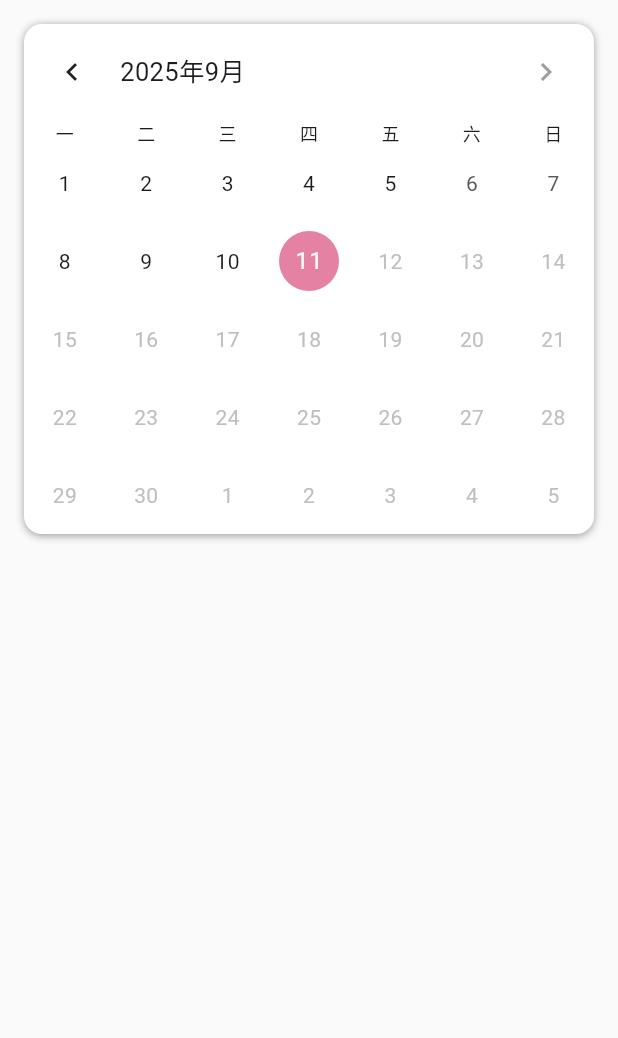
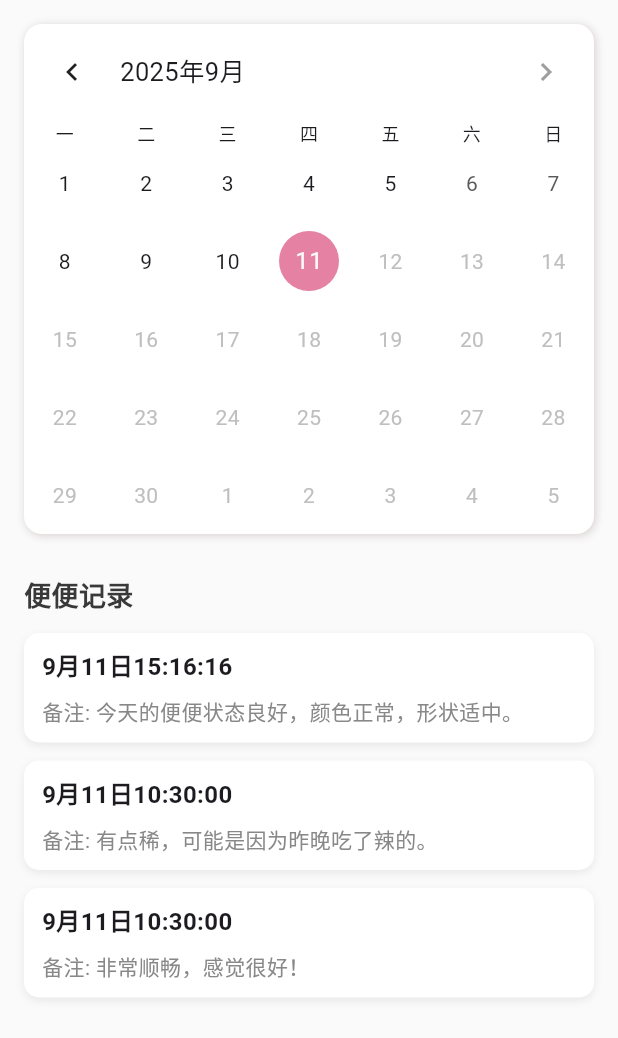
Before and after one commit to kirarin126/kirarin_diary, a Flutter app: the HomeCalendar screen opened directly, on a phone screen of 412 x 824 dp. Shown: the top 1038 px of the screen. Run offline on Flutter 3.47's test engine with Material 3 defaults, Android fonts, the phone set to English and light mode, and no system bars; drawn by our look-alikes of table_calendar; our stand-ins replace dio; network calls fail.

Commit message:
feature:新增便便记录;

```diff
--- a/lib/pages/home_calendar.dart
+++ b/lib/pages/home_calendar.dart
@@ -3,9 +3,6 @@ import 'package:table_calendar/table_calendar.dart';
 
 class HomeCalendar extends StatefulWidget {
   final String name;
-
-  // 1. 添加 'const' 到构造函数声明
-  // 2. 使用 'super.key' 简化语法
   const HomeCalendar({super.key, required this.name});
 
   @override
@@ -15,11 +12,25 @@ class HomeCalendar extends StatefulWidget {
 class _HomeCalendarState extends State<HomeCalendar> {
   late DateTime _focusedDay;
   late DateTime _selectedDay;
-  late DateTime _today; // 缓存今天的日期
+  late DateTime _today;
+
+  final List<Map<String, String>> records = [
+    {
+      'title': '9月11日15:16:16',
+      'note': '今天的便便状态良好，颜色正常，形状适中。',
+    },
+    {
+      'title': '9月11日10:30:00',
+      'note': '有点稀，可能是因为昨晚吃了辣的。'
+    },
+    {
+      'title': '9月11日10:30:00',
+      'note': '非常顺畅，感觉很好！'
+    },
+  ];
 
   DateTime get _lastDayOfMonth {
     final now = DateTime.now();
-    // DateTime(year, month + 1, 0) 是一个获取某月最后一天的技巧
     return DateTime(now.year, now.month + 1, 0);
   }
 
@@ -33,150 +44,165 @@ class _HomeCalendarState extends State<HomeCalendar> {
 
   @override
   Widget build(BuildContext context) {
-    final isLastMonth = isSameMonth(_focusedDay, DateTime.now());
+    final isLastMonth = _focusedDay.year == DateTime.now().year && _focusedDay.month == DateTime.now().month;
     return Scaffold(
       body: SafeArea(
+        child: SingleChildScrollView(
           child: Column(
             children: [
               Container(
-              margin: const EdgeInsets.all(16.0), // 外边距
-              padding: const EdgeInsets.all(0), // 内边距
+                margin: const EdgeInsets.all(16.0),
+                padding: const EdgeInsets.all(0),
                 decoration: BoxDecoration(
-                color: Colors.white, // 背景色
-                borderRadius: BorderRadius.circular(12.0), // 圆角
+                  color: Colors.white,
+                  borderRadius: BorderRadius.circular(12.0),
                   boxShadow: const [
-                  // 阴影
                     BoxShadow(
-                    color: Colors.grey,
+                      color: Color.fromARGB(255, 218, 210, 210),
                       blurRadius: 4.0,
-                    offset: Offset(0, 1),
+                      offset: Offset(1, 1),
                     ),
                   ],
                 ),
                 child: TableCalendar(
                   availableCalendarFormats: const {
-                  CalendarFormat.month: 'Month', // 只保留月视图
-                  // CalendarFormat.twoWeeks: '2 weeks', // 移除这一行
-                  // CalendarFormat.week: 'Week', // 如果你也不想要周视图按钮，也移除这行
+                    CalendarFormat.month: 'Month',
                   },
-                calendarFormat: CalendarFormat.month, // 默认显示月视图
-                // --- 本地化设置 ---
+                  calendarFormat: CalendarFormat.month,
                   startingDayOfWeek: StartingDayOfWeek.monday,
-                locale: 'zh_CN', // 设置为简体中文
+                  locale: 'zh_CN',
                   firstDay: DateTime.utc(2010, 10, 16),
                   lastDay: _lastDayOfMonth,
                   focusedDay: _focusedDay,
-                selectedDayPredicate: (day) {
-                  return isSameDay(_selectedDay, day);
-                },
+                  selectedDayPredicate: (day) => isSameDay(_selectedDay, day),
                   calendarStyle: const CalendarStyle(
                     selectedDecoration: BoxDecoration(
-                    color: Color.fromRGBO(229, 129, 163, 1), // 选中日期的背景色
+                      color: Color.fromRGBO(229, 129, 163, 1),
                       shape: BoxShape.circle,
                     ),
-                  // 设置除周末外的日历文本样式
-                  // defaultTextStyle: TextStyle(
-                  //   fontSize: 20,
-                  //   color: Color(0xFF666666),
-                  //   fontWeight: FontWeight.w600,
-                  // ),
-                  // // 设置周末的文本样式
-                  // weekendTextStyle: TextStyle(
-                  //   fontSize: 20,
-                  //   color: Color(0xFFFF0000),
-                  //   fontWeight: FontWeight.bold,
-                  // ),
-                  // // 设置当前日期的文本样式
                     todayTextStyle: TextStyle(
-                    // fontSize: 20,
                       fontWeight: FontWeight.bold,
                       color: Color(0xFFE581A3),
                     ),
-                  // 设置当前日期的容器样式
                     todayDecoration: BoxDecoration(
-                    // color: Color(0xFFE581A3),
                       shape: BoxShape.circle,
                     ),
                   ),
-                // 2. 页面改变时的回调 (防止滑动到未来月份)
                   onPageChanged: (focusedDay) {
-
                     final now = DateTime.now();
                     if (focusedDay.year > now.year ||
-                      (focusedDay.year == now.year &&
-                          focusedDay.month > now.month)) {
-                    return; // 阻止状态更新，所以日历不会翻页
+                        (focusedDay.year == now.year && focusedDay.month > now.month)) {
+                      return;
                     }
-
-                  // 如果不是未来月份，就更新状态以显示新页面
                     setState(() {
                       _focusedDay = focusedDay;
                     });
                   },
-
-                // 3. 自定义头部样式 (动态隐藏右箭头)
                   headerStyle: HeaderStyle(
-                  // 检查当前显示的月份是否是最后一个允许的月份
                     rightChevronIcon: Icon(
                       Icons.chevron_right,
-                    // 如果是最后一个月，颜色为灰色，否则为黑色
                       color: isLastMonth ? Colors.grey : Colors.black,
                     ),
                   ),
-
                   onDaySelected: (selectedDay, focusedDay) {
-                  print('选择的日期是: $selectedDay');
-                  // enabledDayPredicate 会阻止未来日期被选中，所以这里无需额外检查
                     setState(() {
                       _selectedDay = selectedDay;
                       _focusedDay = focusedDay;
                     });
                   },
-
-                // --- 核心逻辑 1: 控制可点击性 ---
-                enabledDayPredicate: (day) {
-                  // 今天和今天之前的日期可点击 (day <= today)
-                  return !day.isAfter(_today);
-                },
-                // --- 核心逻辑 2: 自定义样式 ---
+                  enabledDayPredicate: (day) => !day.isAfter(_today),
                   calendarBuilders: CalendarBuilders(
-                  // --- 核心修改：自定义星期标题 ---
                     dowBuilder: (context, day) {
-                    // `day` 是一个代表星期几的 DateTime 对象 (e.g., 1970-01-05 是 Monday)
-                    final weekday = day.weekday; // 1=Monday, 7=Sunday
-
-                    // 定义只包含一个字符的中文星期标题
+                      final weekday = day.weekday;
                       final labels = ['一', '二', '三', '四', '五', '六', '日'];
-
-                    // weekday - 1 是因为 weekday 从 1 开始，而 List 索引从 0 开始
                       final label = labels[weekday - 1];
-
                       return Center(
                         child: Text(
                           label,
-                        style: const TextStyle(fontSize: 12.0), // 可根据需要调整样式
+                          style: const TextStyle(fontSize: 12.0),
                         ),
                       );
                     },
                   ),
                 ),
               ),
+              Container(
+                padding: const EdgeInsets.symmetric(horizontal: 16.0, vertical: 12.0),
+                alignment: Alignment.centerLeft,
+                child: const Text(
+                  '便便记录',
+                  style: TextStyle(fontSize: 18, fontWeight: FontWeight.bold, color: Color(0xFF393939)),
+                ),
+              ),
+              Padding(
+                padding: const EdgeInsets.symmetric(horizontal: 16.0),
+                child: Column(
+                  children: records.map((record) {
+                    return Container(
+                      margin: const EdgeInsets.only(bottom: 12),
+                      decoration: BoxDecoration(
+                        borderRadius: BorderRadius.circular(10),
+                        color: Colors.white,
+                        boxShadow: [
+                          BoxShadow(
+                            color: Colors.black.withOpacity(0.07),
+                            blurRadius: 4,
+                            offset: Offset(0, 2),
+                          ),
+                        ],
+                      ),
+                      child: Padding(
+                        padding: const EdgeInsets.symmetric(vertical: 10.0),
+                        child: Column(
+                          crossAxisAlignment: CrossAxisAlignment.start,
+                          children: [
+                            Padding(
+                              padding: const EdgeInsets.only(left: 12.0, right: 12.0, bottom: 8.0),
+                              child: Row(
+                                children: [
+                                  Expanded(
+                                    child: Text(
+                                      record['title'] ?? '',
+                                      style: const TextStyle(fontWeight: FontWeight.bold, fontSize: 16),
+                                      // overflow: TextOverflow.ellipsis, //超出部分省略
+                                    ),
+                                  ),
+                                ],
+                              ),
+                            ),
+                            Padding(
+                              padding: const EdgeInsets.only(left: 12.0, right: 12.0, bottom: 0),
+                              child: Row(
+                                children: [
+                                  Expanded(
+                                    child: Text(
+                                      '备注: ${record['note'] ?? ''}',
+                                      style: const TextStyle(fontSize: 14, color: Color(0xFF888888)),
+                                      overflow: TextOverflow.ellipsis,
+                                    ),
+                                  ),
+                                ],
+                              ),
+                            ),
                           ],
                         ),
                       ),
                     );
-  }
+                  }).toList(),
+                ),
+              ),
+            ],
+          ),
+        ),
+      ),
+    );
   }
 
-// 一个辅助函数，用来判断两个日期是否在同一个月
-bool isSameMonth(DateTime a, DateTime b) {
-  return a.year == b.year && a.month == b.month;
-}
-
-// 辅助函数：判断两个日期是否是同一天 (忽略时间)
+  // 判断两个日期是否是同一天 (忽略时间)
   bool isSameDay(DateTime? a, DateTime? b) {
     if (a == null || b == null) {
       return false;
     }
     return a.year == b.year && a.month == b.month && a.day == b.day;
   }
+}
--- a/lib/pages/home_page.dart
+++ b/lib/pages/home_page.dart
@@ -92,7 +92,7 @@ class _HomePageState extends State<HomePage>  with AutomaticKeepAliveClientMixin
           onPressed: () async {
             await _homeContentKey.currentState?.getData();
           },
-          // backgroundColor: const Color(0xFFE581A3),
+          backgroundColor: const Color(0xFFE581A3),
           shape: RoundedRectangleBorder(
             borderRadius: BorderRadius.circular(30),
           ),
--- a/lib/pages/system/setting.dart
+++ b/lib/pages/system/setting.dart
@@ -11,27 +11,31 @@ class _SettingPageState extends State<SettingPage> {
   final List<Map<String, dynamic>> settings = [
     {'icon': Icons.people_alt_outlined, 'title': '账号与安全', 'onTap': () {}},
     {'icon': Icons.color_lens, 'title': '主题设置', 'onTap': () {}},
+    {'icon': Icons.font_download, 'title': '字体设置', 'onTap': () {}},
     {'icon': Icons.info, 'title': '关于我们', 'onTap': () {}},
   ];
 
   @override
   Widget build(BuildContext context) {
     return Scaffold(
-      backgroundColor: const Color(0xFFF4F4F4), // 设置整个页面的背景色
+      backgroundColor: const Color(0xFFFAFAFA), // 设置整个页面的背景色
       appBar: AppBar(
+        leading: IconButton(
+          icon: const Icon(Icons.arrow_back_ios_new, color: Color(0xFF393939), size: 20),
+          onPressed: () => Navigator.of(context).maybePop(),
+        ),
         title: const Text('设置'),
-        titleTextStyle: TextStyle(
-          fontSize: 16,
-          color: const Color.fromARGB(255, 78, 76, 76),
-        ),
+        titleTextStyle: TextStyle(fontSize: 16, color: const Color(0xFF393939)),
         toolbarHeight: 44,
         centerTitle: true,
-        backgroundColor: const Color(0xFFF4F4F4), // 设置AppBar背景为白色
+        backgroundColor: const Color(0xFFFAFAFA), // 设置AppBar背景为白色
         // surfaceTintColor: const Color(0xFFF4F4F4), // 设置背景色
       ),
       body: Container(
         padding: EdgeInsets.all(16.0),
-        child: Container(
+        child: Column(
+          children: [
+            Container(
               decoration: BoxDecoration(
                 color: Colors.white,
                 borderRadius: BorderRadius.circular(12.0),
@@ -58,16 +62,18 @@ class _SettingPageState extends State<SettingPage> {
                           ? null
                           : const BoxDecoration(
                               border: Border(
-                            bottom: BorderSide(
-                              color: Color(0xFFF0F0F0),
-                            ),
+                                bottom: BorderSide(color: Color(0xFFF0F0F0)),
                               ),
                             ),
                       child: ListTile(
                         // dense: true, // 让 ListTile 更紧凑
                         leading: Icon(item['icon'], size: 22),
                         title: Text(item['title']),
-                    trailing: const Icon(Icons.arrow_forward_ios, size: 14, color: Color(0xFFB0B0B0)),
+                        trailing: const Icon(
+                          Icons.arrow_forward_ios,
+                          size: 14,
+                          color: Color(0xFFB0B0B0),
+                        ),
                         onTap: item['onTap'],
                         contentPadding: EdgeInsets.zero,
                       ),
@@ -76,6 +82,26 @@ class _SettingPageState extends State<SettingPage> {
                 }).toList(),
               ),
             ),
+            const SizedBox(height: 20),
+            ElevatedButton(
+              onPressed: () {
+                // 处理退出登录逻辑
+              },
+              style: ElevatedButton.styleFrom(
+                backgroundColor: const Color(0xFFFFFFFF),
+                minimumSize: const Size(double.infinity, 44), // 设置按钮宽度为屏幕宽度，高度为44
+                shape: RoundedRectangleBorder(
+                  borderRadius: BorderRadius.circular(12), // 圆角
+                ),
+                shadowColor: Colors.transparent, // 去掉阴影
+              ),
+              child: const Text(
+                '退出登录',
+                style: TextStyle(fontSize: 16, color: Color(0xFF393939)),
+              ),
+            ),
+          ],
+        ),
       ),
     );
   }
```
Also changed, not shown: 6 other files. Lines whose indentation alone changed are shown as unchanged.
